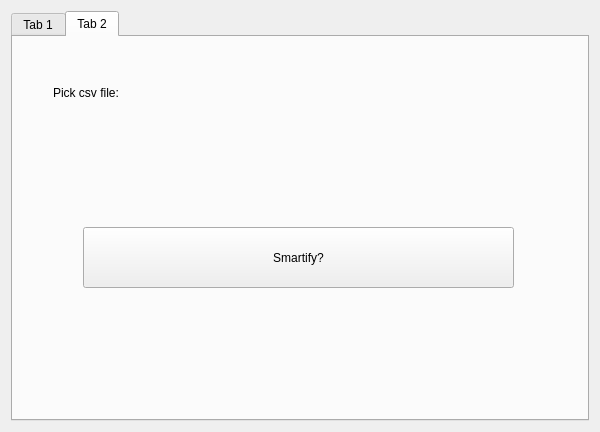
smarty/qgis-plugin, file smarty/smarty_dialog_base.ui: the form before one commit.
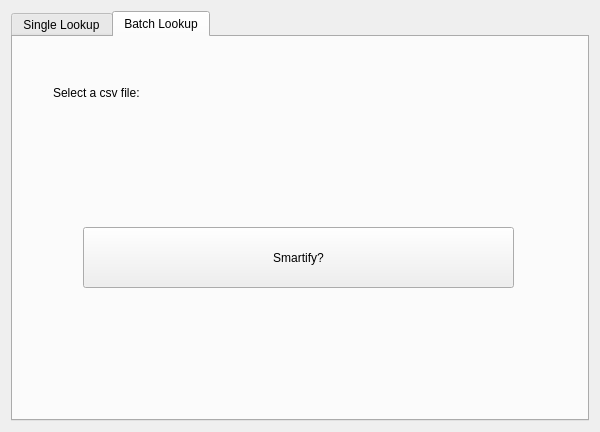
The form after the commit. Custom widgets are drawn as their Qt base class.

Commit message: started iterating through csv file

Patch:
```diff
--- a/smarty/smarty_dialog_base.ui
+++ b/smarty/smarty_dialog_base.ui
@@ -21,7 +21,7 @@
      </property>
      <widget class="QWidget" name="tab">
       <attribute name="title">
-       <string>Tab 1</string>
+       <string>Single Lookup</string>
       </attribute>
       <widget class="QLabel" name="label_2">
        <property name="geometry">
@@ -177,7 +177,7 @@
      </widget>
      <widget class="QWidget" name="tab_2">
       <attribute name="title">
-       <string>Tab 2</string>
+       <string>Batch Lookup</string>
       </attribute>
       <widget class="QgsFileWidget" name="mQgsFileWidget">
        <property name="geometry">
@@ -212,7 +212,7 @@
         </rect>
        </property>
        <property name="text">
-        <string>Pick csv file:</string>
+        <string>Select a csv file:</string>
        </property>
       </widget>
      </widget>
```
The commit also changes 2 other files.
